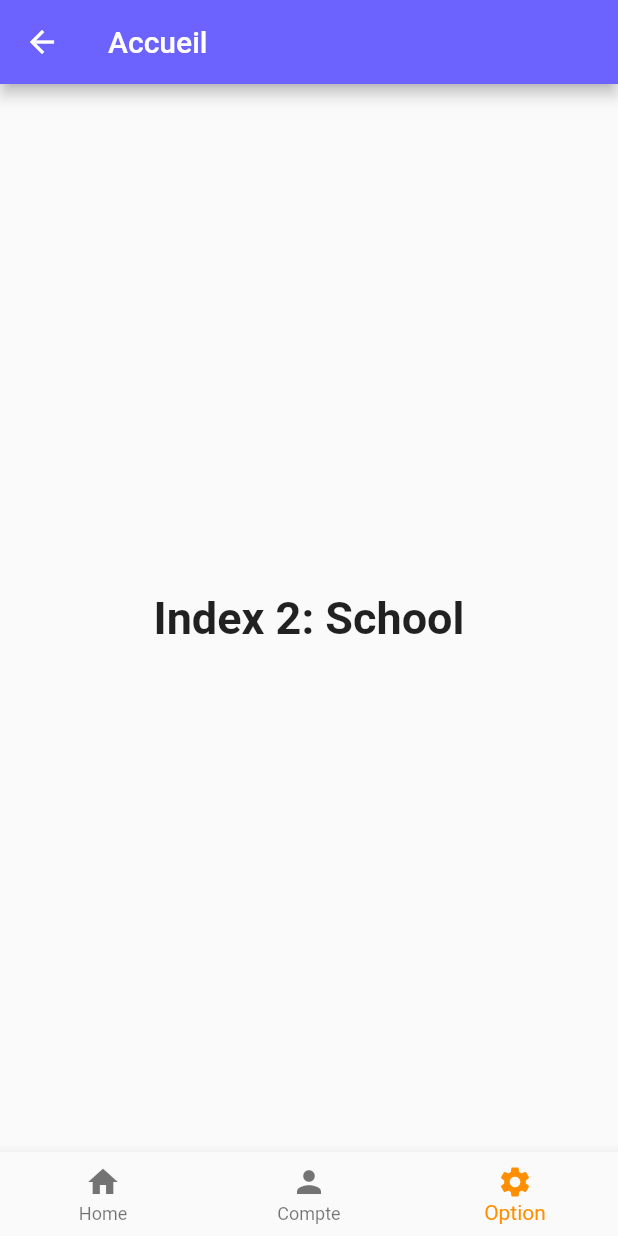
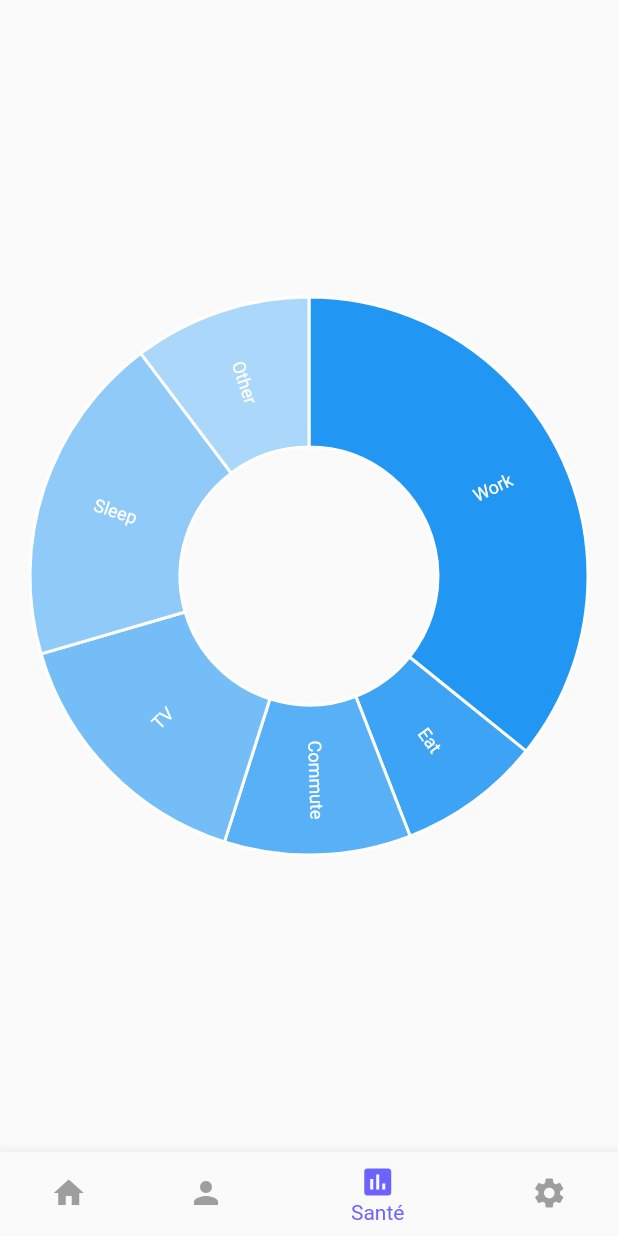
Before and after one commit to czantoine/c-anne, a Flutter app: the Accueil_Screen screen opened directly, item 3 of the bottom bar chosen, on a phone screen of 412 x 824 dp. Run offline on Flutter 3.47's test engine with Material 2 defaults, Android fonts, the phone set to English and light mode, and no system bars; our stand-ins replace charts_flutter, hexcolor, sqflite; accounts and stored records are empty.

Commit message:
maj de la page d'accueil

```diff
--- a/Application/c_app/lib/accueil.dart
+++ b/Application/c_app/lib/accueil.dart
@@ -2,6 +2,8 @@ import 'package:flutter/material.dart';
 import 'package:c_app/accueil_model.dart';
 import 'package:c_app/menu_options_screen.dart';
 import 'package:hexcolor/hexcolor.dart';
+import 'package:c_app/test_graph.dart';
+import 'package:c_app/profile.dart';
 
 class Accueil_Screen extends StatefulWidget {
   @override
@@ -9,58 +11,74 @@ class Accueil_Screen extends StatefulWidget {
 }
 
 class _Accueil_Screen extends State<Accueil_Screen> {
-  int _selectedIndex = 0;
-  static const TextStyle optionStyle =
-  TextStyle(fontSize: 30, fontWeight: FontWeight.bold);
-  static const List<Widget> _widgetOptions = <Widget>[
-    Text(
-      'Index 0: Home',
-      style: optionStyle,
-    ),
-    Text(
-      'Index 1: Business',
-      style: optionStyle,
-    ),
-    Text(
-      'Index 2: School',
-      style: optionStyle,
-    ),
+  int _pageIndex = 0;
+  PageController _pageController;
+
+  List<Widget> tabPages = [
+    Home(), //screen1
+    Profile(), //screen2
+    Screen3(), //screen3
+    MenuOptionsScreen(), //screen4
   ];
 
-  void _onItemTapped(int index) {
-    setState(() {
-      _selectedIndex = index;
-    });
+  @override
+  void initState(){
+    super.initState();
+    _pageController = PageController(initialPage: _pageIndex);
+  }
+
+  @override
+  void dispose() {
+    _pageController.dispose();
+    super.dispose();
   }
 
   @override
   Widget build(BuildContext context) {
     return Scaffold(
+      bottomNavigationBar: BottomNavigationBar(
+        currentIndex: _pageIndex,
+        onTap: onTabTapped,
+        backgroundColor: Colors.white,
+        items: <BottomNavigationBarItem>[
+          BottomNavigationBarItem( icon: Icon(Icons.home), title: Text("Home")),
+          BottomNavigationBarItem(icon: Icon(Icons.person), title: Text("Profile")),
+          BottomNavigationBarItem(icon: Icon(Icons.assessment), title: Text("Santé")),
+          BottomNavigationBarItem(icon: Icon(Icons.settings), title: Text("Options")),
+        ],
+        selectedItemColor: HexColor('#6C63FF'),
+        unselectedItemColor: Colors.grey,
+
+      ),
+      body: PageView(
+        children: tabPages,
+        onPageChanged: onPageChanged,
+        controller: _pageController,
+      ),
+    );
+  }
+  void onPageChanged(int page) {
+    setState(() {
+      this._pageIndex = page;
+    });
+  }
+
+  void onTabTapped(int index) {
+    this._pageController.animateToPage(index,duration: const Duration(milliseconds: 500),curve: Curves.easeInOut);
+  }
+}
+
+class Home extends StatelessWidget {
+  @override
+  Widget build(BuildContext context) {
+    return Scaffold(
       appBar: AppBar(
-        title: const Text('Accueil'),
+        title: Text("Home", style: TextStyle(color: Colors.white)),
         backgroundColor: HexColor('#6C63FF'),
       ),
-      body: Center(
-        child: _widgetOptions.elementAt(_selectedIndex),
-      ),
-      bottomNavigationBar: BottomNavigationBar(
-        items: const <BottomNavigationBarItem>[
-          BottomNavigationBarItem(
-            icon: Icon(Icons.home),
-            title: Text('Home'),
-          ),
-          BottomNavigationBarItem(
-            icon: Icon(Icons.person),
-            title: Text('Compte'),
-          ),
-          BottomNavigationBarItem(
-            icon: Icon(Icons.settings),
-            title: Text('Option'),
-          ),
-        ],
-        currentIndex: _selectedIndex,
-        selectedItemColor: Colors.amber[800],
-        onTap: _onItemTapped,
+      body: Container(
+        color: Colors.white70,
+        child: Center(child: Text("Screen 1")),
       ),
     );
   }
--- a/Application/c_app/lib/menu_options_screen.dart
+++ b/Application/c_app/lib/menu_options_screen.dart
@@ -1,6 +1,7 @@
 import 'package:flutter/material.dart';
 import 'package:c_app/option_model.dart';
 import 'package:c_app/accueil.dart';
+import 'package:hexcolor/hexcolor.dart';
 
 class MenuOptionsScreen extends StatefulWidget {
   @override
@@ -15,7 +16,7 @@ class _MenuOptionsScreenState extends State<MenuOptionsScreen> {
     return Scaffold(
       backgroundColor: Color(0xFFFAFAFA),
       appBar: AppBar(
-        backgroundColor: Colors.purple,
+        backgroundColor: HexColor('#6C63FF'),
         title: Text('Menu Options'),
         leading: FlatButton(
           textColor: Colors.white,
--- a/Application/c_app/lib/option_model.dart
+++ b/Application/c_app/lib/option_model.dart
@@ -15,38 +15,18 @@ final options = [
     subtitle: 'Blabla',
   ),
   Option(
-    icon: Icon(Icons.do_not_disturb, size: 40.0),
-    title: 'Option 2',
+    icon: Icon(Icons.notifications, size: 40.0),
+    title: 'Notifications',
     subtitle: 'Blabla',
   ),
   Option(
-    icon: Icon(Icons.account_circle, size: 40.0),
-    title: 'Option 3',
+    icon: Icon(Icons.help_outline, size: 40.0),
+    title: 'Aide et Commentaires',
     subtitle: 'blabla',
   ),
   Option(
-    icon: Icon(Icons.invert_colors, size: 40.0),
-    title: 'Option 4',
-    subtitle: 'blabla',
-  ),
-  Option(
-    icon: Icon(Icons.watch_later, size: 40.0),
-    title: 'Option 5',
-    subtitle: 'blabla',
-  ),
-  Option(
-    icon: Icon(Icons.fastfood, size: 40.0),
-    title: 'Option 6',
-    subtitle: 'blabla',
-  ),
-  Option(
-    icon: Icon(Icons.local_airport, size: 40.0),
-    title: 'Option 7',
-    subtitle: 'blabla',
-  ),
-  Option(
-    icon: Icon(Icons.settings, size: 40.0),
-    title: 'Option 8',
+    icon: Icon(Icons.info_outline, size: 40.0),
+    title: 'À propos',
     subtitle: 'blabla',
   ),
 ];
--- /dev/null
+++ b/Application/c_app/lib/test_graph.dart
@@ -0,0 +1,64 @@
+import 'package:flutter/material.dart';
+import 'package:c_app/accueil_model.dart';
+import 'package:c_app/menu_options_screen.dart';
+import 'package:hexcolor/hexcolor.dart';
+import 'package:charts_flutter/flutter.dart' as charts;
+
+class Screen3 extends StatefulWidget {
+  @override _Screen3State createState() => _Screen3State();}
+class _Screen3State extends State<Screen3> {
+
+  List<charts.Series<PieData, String>> _pieData;
+
+  @override void initState() {
+    super.initState();
+    _pieData = List<charts.Series<PieData, String>>();
+  }
+
+  generateData() {
+    var piedata = [
+      new PieData('Work', 35.8),
+      new PieData('Eat', 8.3),
+      new PieData('Commute', 10.8),
+      new PieData('TV', 15.6),
+      new PieData('Sleep', 19.2),
+      new PieData('Other', 10.3),
+    ];
+    _pieData.add(
+      charts.Series(
+        domainFn: (PieData data, _) => data.activity,
+        measureFn: (PieData data, _) => data.time,
+        id: 'Time spent',
+        data: piedata,
+        labelAccessorFn: (PieData row, _) => '${row.activity}',
+      ),
+    );
+    return _pieData;
+  }
+  @override Widget build(BuildContext context) {
+    return MaterialApp(
+        debugShowCheckedModeBanner: false,
+        home: Scaffold(
+          body: Center(
+            child: charts.PieChart(
+              generateData(),
+              animate: true,
+              animationDuration: Duration(seconds: 1, milliseconds: 5),
+              defaultRenderer: new charts.ArcRendererConfig(
+                arcWidth: 100,
+                arcRendererDecorators: [
+                  new charts.ArcLabelDecorator(
+                      labelPosition: charts.ArcLabelPosition.inside)
+                ],
+              ),
+            ),
+          ),
+        )
+    );
+  }
+}
+class PieData {
+  String activity;
+  double time;
+  PieData(this.activity, this.time);
+}
--- a/Application/c_app/pubspec.yaml
+++ b/Application/c_app/pubspec.yaml
@@ -25,6 +25,8 @@ dependencies:
   sqflite: ^1.1.0
   hexcolor: ^1.0.6
   path_provider: ^1.6.24
+  charts_flutter: ^0.6.0
+  bottom_navy_bar: ^5.6.0
   flutter:
     sdk: flutter
 
```
Also changed, not shown: Application/c_app/lib/profile.dart (added, +23 -0 lines), Application/c_app/pubspec.lock.
